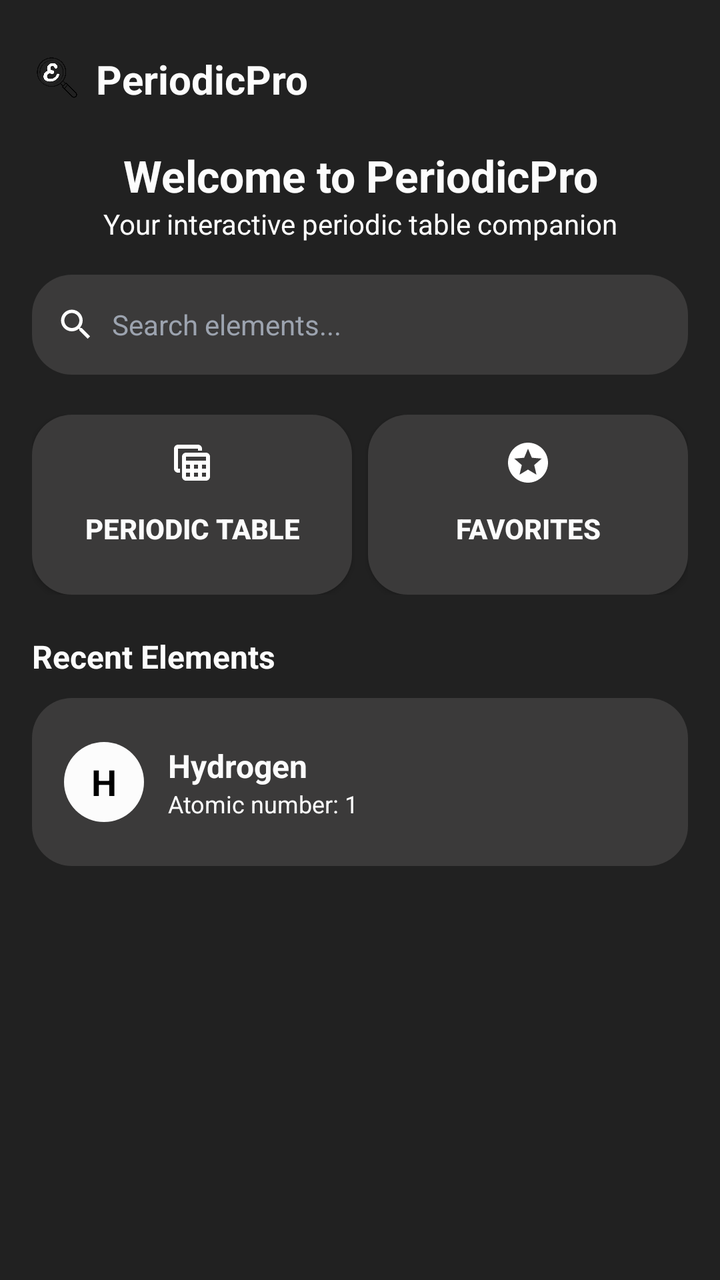
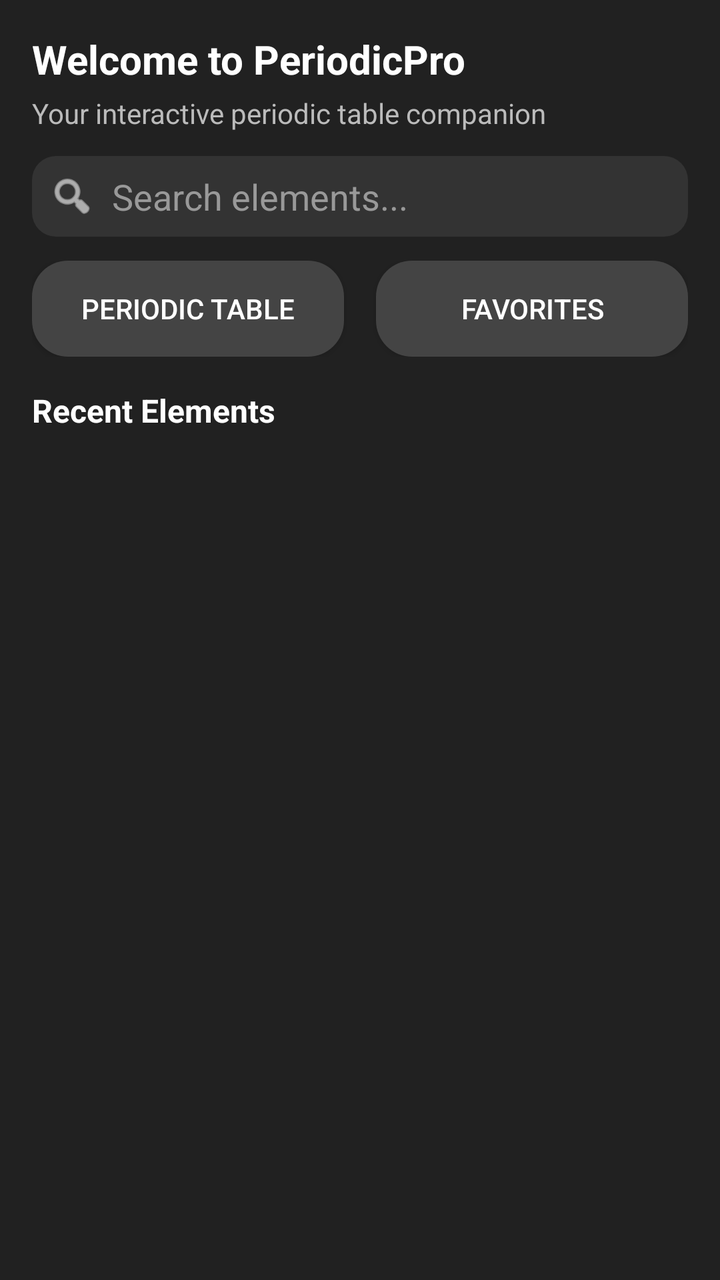

The first picture is an Android layout as it rendered before a commit; the second is the same layout after the commit. The layout source and the unified diff follow.
<!-- AndroidManifest.xml: application theme Theme.PeriodicPro -->
<!-- res/layout/activity_landing.xml -->
<?xml version="1.0" encoding="utf-8"?>
<RelativeLayout xmlns:android="http://schemas.android.com/apk/res/android"
    android:layout_width="match_parent"
    android:layout_height="match_parent"
    android:background="#212121"
    android:padding="16dp">

    
    <LinearLayout
        android:id="@+id/content_container"
        android:layout_width="match_parent"
        android:layout_height="match_parent"
        android:layout_above="@id/navigation_container"
        android:orientation="vertical">

        
        <LinearLayout
            android:layout_width="match_parent"
            android:layout_height="45dp"
            android:gravity="center_vertical"
            android:orientation="horizontal"
            android:paddingVertical="10dp">

            <ImageView
                android:layout_width="24dp"
                android:layout_height="24dp"
                android:layout_marginEnd="8dp"
                android:contentDescription="Logo"
                android:src="@drawable/logo" />

            <TextView
                android:layout_width="wrap_content"
                android:layout_height="wrap_content"
                android:text="PeriodicPro"
                android:textColor="#fcfcfc"
                android:textSize="20sp"
                android:textStyle="bold" />

            <View
                android:layout_width="match_parent"
                android:layout_height="25dp"
                android:layout_weight="1" />

        </LinearLayout>

        
        <TextView
            android:layout_width="match_parent"
            android:layout_height="wrap_content"
            android:text="Welcome to PeriodicPro"
            android:textColor="#fcfcfc"
            android:textSize="22sp"
            android:textStyle="bold"
            android:gravity="center"
            android:layout_marginTop="12dp"/>

        <TextView
            android:layout_width="match_parent"
            android:layout_height="wrap_content"
            android:text="Your interactive periodic table companion"
            android:textSize="14sp"
            android:gravity="center"
            android:textColor="#fcfcfc"
            android:layout_marginBottom="16dp"/>

        
        <LinearLayout
            android:layout_width="match_parent"
            android:layout_height="50dp"
            android:background="@drawable/rounded_form_bg"
            android:gravity="center_vertical"
            android:paddingHorizontal="12dp"
            android:layout_marginBottom="20dp">

            <ImageView
                android:id="@+id/search_icon"
                android:layout_width="20dp"
                android:layout_height="20dp"
                android:src="@drawable/ic_search"
                android:contentDescription="Search Icon"
                android:layout_marginEnd="8dp"/>

            <EditText
                android:id="@+id/edittext_search"
                android:layout_width="match_parent"
                android:layout_height="match_parent"
                android:hint="Search elements..."
                android:textSize="14sp"
                android:background="@null"
                android:imeOptions="actionSearch"
                android:inputType="text"
                android:maxLines="1"
                android:textColor="#FFFFFF"
                android:textColorHint="#9CA3AF"/>
        </LinearLayout>

        
        <LinearLayout
            android:layout_width="match_parent"
            android:layout_height="wrap_content"
            android:orientation="horizontal"
            android:gravity="center"
            android:layout_marginBottom="20dp">

            <Button
                android:id="@+id/button_pTable"
                android:layout_width="0dp"
                android:layout_weight="1"
                android:layout_height="90dp"
                android:background="@drawable/rounded_form_bg"
                android:text="Periodic Table"
                android:textSize="14sp"
                android:textStyle="bold"
                android:textColor="#fcfcfc"
                android:drawableTop="@drawable/ic_table"
                android:gravity="center"
                android:padding="12dp"
                android:layout_marginEnd="8dp"/>

            <Button
                android:id="@+id/button_favorites"
                android:layout_width="0dp"
                android:layout_weight="1"
                android:layout_height="90dp"
                android:background="@drawable/rounded_form_bg"
                android:text="Favorites"
                android:textSize="14sp"
                android:textStyle="bold"
                android:textColor="#fcfcfc"
                android:drawableTop="@drawable/ic_favorite"
                android:gravity="center"
                android:padding="12dp"/>
        </LinearLayout>


        
        <TextView
            android:layout_width="match_parent"
            android:layout_height="wrap_content"
            android:text="Recent Elements"
            android:textSize="16sp"
            android:textStyle="bold"
            android:textColor="#fcfcfc"
            android:layout_marginBottom="10dp"/>

        <LinearLayout
            android:layout_width="match_parent"
            android:layout_height="84dp"
            android:background="@drawable/rounded_form_bg"
            android:orientation="vertical"
            android:padding="16dp">

            
            <LinearLayout
                android:layout_width="match_parent"
                android:layout_height="52dp"
                android:gravity="center_vertical"
                android:orientation="horizontal">

                <TextView
                    android:layout_width="40dp"
                    android:layout_height="40dp"
                    android:background="@drawable/rounded_card_bg"
                    android:gravity="center"
                    android:text="H"
                    android:textColor="#000000"
                    android:textSize="18sp"
                    android:textStyle="bold" />

                <LinearLayout
                    android:layout_width="wrap_content"
                    android:layout_height="wrap_content"
                    android:layout_marginStart="12dp"
                    android:orientation="vertical">

                    <TextView
                        android:layout_width="wrap_content"
                        android:layout_height="wrap_content"
                        android:text="Hydrogen"
                        android:textColor="#fcfcfc"
                        android:textSize="16sp"
                        android:textStyle="bold" />

                    <TextView
                        android:layout_width="wrap_content"
                        android:layout_height="wrap_content"
                        android:text="Atomic number: 1"
                        android:textColor="#fcfcfc"
                        android:textSize="12sp" />
                </LinearLayout>
            </LinearLayout>
        </LinearLayout>
    </LinearLayout>

    
    <FrameLayout
        android:id="@+id/navigation_container"
        android:layout_width="match_parent"
        android:layout_height="wrap_content"
        android:layout_alignParentBottom="true"
        android:layout_marginTop="16dp" />
</RelativeLayout>
<!-- resources referenced by this layout -->
<resources>
  <!-- drawable ic_favorite (drawable) -->
  <vector xmlns:android="http://schemas.android.com/apk/res/android" android:height="24dp" android:tint="#FFFFFF" android:viewportHeight="24" android:viewportWidth="24" android:width="24dp">
        
      <path android:fillColor="@android:color/white" android:pathData="M11.99,2C6.47,2 2,6.48 2,12s4.47,10 9.99,10C17.52,22 22,17.52 22,12S17.52,2 11.99,2zM16.23,18L12,15.45 7.77,18l1.12,-4.81 -3.73,-3.23 4.92,-0.42L12,5l1.92,4.53 4.92,0.42 -3.73,3.23L16.23,18z"/>
      
  </vector>
  <!-- drawable ic_search (drawable) -->
  <vector xmlns:android="http://schemas.android.com/apk/res/android" android:height="24dp" android:tint="#FFFFFF" android:viewportHeight="24" android:viewportWidth="24" android:width="24dp">
        
      <path android:fillColor="@android:color/white" android:pathData="M15.5,14h-0.79l-0.28,-0.27C15.41,12.59 16,11.11 16,9.5 16,5.91 13.09,3 9.5,3S3,5.91 3,9.5 5.91,16 9.5,16c1.61,0 3.09,-0.59 4.23,-1.57l0.27,0.28v0.79l5,4.99L20.49,19l-4.99,-5zM9.5,14C7.01,14 5,11.99 5,9.5S7.01,5 9.5,5 14,7.01 14,9.5 11.99,14 9.5,14z"/>
      
  </vector>
  <!-- drawable ic_table (drawable) -->
  <vector xmlns:android="http://schemas.android.com/apk/res/android" android:height="24dp" android:tint="#FFFFFF" android:viewportHeight="24" android:viewportWidth="24" android:width="24dp">
        
      <path android:fillColor="@android:color/white" android:pathData="M19,7H9C7.9,7 7,7.9 7,9v10c0,1.1 0.9,2 2,2h10c1.1,0 2,-0.9 2,-2V9C21,7.9 20.1,7 19,7zM19,9v2H9V9H19zM13,15v-2h2v2H13zM15,17v2h-2v-2H15zM11,15H9v-2h2V15zM17,13h2v2h-2V13zM9,17h2v2H9V17zM17,19v-2h2v2H17zM6,17H5c-1.1,0 -2,-0.9 -2,-2V5c0,-1.1 0.9,-2 2,-2h10c1.1,0 2,0.9 2,2v1h-2V5H5v10h1V17z"/>
      
  </vector>
  <!-- drawable logo: png bitmap (drawable, 91512 bytes) -->
  <!-- drawable rounded_card_bg (drawable) -->
  <?xml version="1.0" encoding="utf-8"?>
  <shape xmlns:android="http://schemas.android.com/apk/res/android">
      <solid android:color="#fcfcfc"/> 
      <corners android:radius="20dp"/> 
  </shape>
  <!-- drawable rounded_form_bg (drawable) -->
  <?xml version="1.0" encoding="utf-8"?>
  <shape xmlns:android="http://schemas.android.com/apk/res/android">
      <solid android:color="#3b3a3a"/> 
      <corners android:radius="20dp"/> 
  </shape>
  <style name="Theme.PeriodicPro" parent="Theme.AppCompat.DayNight.NoActionBar">
          <item name="colorPrimary">#212121</item>
          <item name="colorPrimaryDark">#171717</item>
          <item name="colorAccent">#00796B</item>
          <item name="android:windowBackground">#212121</item>
      </style>
</resources>

<!-- the commit's change to res/layout/activity_landing.xml (unified diff, before → after) -->
@@ -1,202 +1,119 @@
 <?xml version="1.0" encoding="utf-8"?>
-<RelativeLayout xmlns:android="http://schemas.android.com/apk/res/android"
+<LinearLayout xmlns:android="http://schemas.android.com/apk/res/android"
+    android:id="@+id/main_container"
     android:layout_width="match_parent"
     android:layout_height="match_parent"
+    android:orientation="vertical"
     android:background="#212121"
     android:padding="16dp">
 
     
+    <TextView
+        android:id="@+id/text_welcome"
+        android:layout_width="wrap_content"
+        android:layout_height="wrap_content"
+        android:text="Welcome to PeriodicPro"
+        android:textColor="#ffffff"
+        android:textSize="20sp"
+        android:textStyle="bold"
+        android:layout_marginBottom="4dp"/>
+
+    <TextView
+        android:id="@+id/text_subtitle"
+        android:layout_width="wrap_content"
+        android:layout_height="wrap_content"
+        android:text="Your interactive periodic table companion"
+        android:textColor="#bbbbbb"
+        android:textSize="14sp"
+        android:layout_marginBottom="12dp"/>
+
+    
     <LinearLayout
-        android:id="@+id/content_container"
         android:layout_width="match_parent"
-        android:layout_height="match_parent"
-        android:layout_above="@id/navigation_container"
-        android:orientation="vertical">
+        android:layout_height="wrap_content"
+        android:orientation="horizontal"
+        android:background="@drawable/rounded_table_bg"
+        android:padding="8dp"
+        android:layout_marginBottom="12dp">
 
-        
+        <ImageView
+            android:id="@+id/search_icon"
+            android:layout_width="24dp"
+            android:layout_height="24dp"
+            android:src="@android:drawable/ic_menu_search"
+            android:tint="#ffffff"
+            android:layout_marginEnd="8dp"/>
+
+        <EditText
+            android:id="@+id/edittext_search"
+            android:layout_width="0dp"
+            android:layout_height="wrap_content"
+            android:layout_weight="1"
+            android:hint="Search elements..."
+            android:inputType="text"
+            android:textColor="#ffffff"
+            android:textColorHint="#999999"
+            android:background="@android:color/transparent"/>
+    </LinearLayout>
+
+    
+    <LinearLayout
+        android:layout_width="match_parent"
+        android:layout_height="wrap_content"
+        android:orientation="horizontal"
+        android:gravity="center_horizontal"
+        android:layout_marginBottom="16dp">
+
+        <Button
+            android:id="@+id/button_pTable"
+            android:layout_width="0dp"
+            android:layout_height="wrap_content"
+            android:layout_weight="1"
+            android:text="PERIODIC TABLE"
+            android:background="@drawable/categories_button_bg"
+            android:textColor="#ffffff"
+            android:layout_marginEnd="8dp"/>
+
+        <Button
+            android:id="@+id/button_favorites"
+            android:layout_width="0dp"
+            android:layout_height="wrap_content"
+            android:layout_weight="1"
+            android:text="FAVORITES"
+            android:background="@drawable/categories_button_bg"
+            android:textColor="#ffffff"
+            android:layout_marginStart="8dp"/>
+    </LinearLayout>
+
+    
+    <TextView
+        android:id="@+id/text_recent_title"
+        android:layout_width="wrap_content"
+        android:layout_height="wrap_content"
+        android:text="Recent Elements"
+        android:textColor="#ffffff"
+        android:textSize="16sp"
+        android:textStyle="bold"
+        android:layout_marginBottom="8dp"/>
+
+    
+    <ScrollView
+        android:layout_width="match_parent"
+        android:layout_height="0dp"
+        android:layout_weight="1"
+        android:fillViewport="true">
+
         <LinearLayout
-            android:layout_width="match_parent"
-            android:layout_height="45dp"
-            android:gravity="center_vertical"
-            android:orientation="horizontal"
-            android:paddingVertical="10dp">
-
-            <ImageView
-                android:layout_width="24dp"
-                android:layout_height="24dp"
-                android:layout_marginEnd="8dp"
-                android:contentDescription="Logo"
-                android:src="@drawable/logo" />
-
-            <TextView
-                android:layout_width="wrap_content"
-                android:layout_height="wrap_content"
-                android:text="PeriodicPro"
-                android:textColor="#fcfcfc"
-                android:textSize="20sp"
-                android:textStyle="bold" />
-
-            <View
-                android:layout_width="match_parent"
-                android:layout_height="25dp"
-                android:layout_weight="1" />
-
-        </LinearLayout>
-
-        
-        <TextView
+            android:id="@+id/recent_list"
             android:layout_width="match_parent"
             android:layout_height="wrap_content"
-            android:text="Welcome to PeriodicPro"
-            android:textColor="#fcfcfc"
-            android:textSize="22sp"
-            android:textStyle="bold"
-            android:gravity="center"
-            android:layout_marginTop="12dp"/>
-
-        <TextView
-            android:layout_width="match_parent"
-            android:layout_height="wrap_content"
-            android:text="Your interactive periodic table companion"
-            android:textSize="14sp"
-            android:gravity="center"
-            android:textColor="#fcfcfc"
-            android:layout_marginBottom="16dp"/>
-
-        
-        <LinearLayout
-            android:layout_width="match_parent"
-            android:layout_height="50dp"
-            android:background="@drawable/rounded_form_bg"
-            android:gravity="center_vertical"
-            android:paddingHorizontal="12dp"
-            android:layout_marginBottom="20dp">
-
-            <ImageView
-                android:id="@+id/search_icon"
-                android:layout_width="20dp"
-                android:layout_height="20dp"
-                android:src="@drawable/ic_search"
-                android:contentDescription="Search Icon"
-                android:layout_marginEnd="8dp"/>
-
-            <EditText
-                android:id="@+id/edittext_search"
-                android:layout_width="match_parent"
-                android:layout_height="match_parent"
-                android:hint="Search elements..."
-                android:textSize="14sp"
-                android:background="@null"
-                android:imeOptions="actionSearch"
-                android:inputType="text"
-                android:maxLines="1"
-                android:textColor="#FFFFFF"
-                android:textColorHint="#9CA3AF"/>
-        </LinearLayout>
-
-        
-        <LinearLayout
-            android:layout_width="match_parent"
-            android:layout_height="wrap_content"
-            android:orientation="horizontal"
-            android:gravity="center"
-            android:layout_marginBottom="20dp">
-
-            <Button
-                android:id="@+id/button_pTable"
-                android:layout_width="0dp"
-                android:layout_weight="1"
-                android:layout_height="90dp"
-                android:background="@drawable/rounded_form_bg"
-                android:text="Periodic Table"
-                android:textSize="14sp"
-                android:textStyle="bold"
-                android:textColor="#fcfcfc"
-                android:drawableTop="@drawable/ic_table"
-                android:gravity="center"
-                android:padding="12dp"
-                android:layout_marginEnd="8dp"/>
-
-            <Button
-                android:id="@+id/button_favorites"
-                android:layout_width="0dp"
-                android:layout_weight="1"
-                android:layout_height="90dp"
-                android:background="@drawable/rounded_form_bg"
-                android:text="Favorites"
-                android:textSize="14sp"
-                android:textStyle="bold"
-                android:textColor="#fcfcfc"
-                android:drawableTop="@drawable/ic_favorite"
-                android:gravity="center"
-                android:padding="12dp"/>
-        </LinearLayout>
-
-
-        
-        <TextView
-            android:layout_width="match_parent"
-            android:layout_height="wrap_content"
-            android:text="Recent Elements"
-            android:textSize="16sp"
-            android:textStyle="bold"
-            android:textColor="#fcfcfc"
-            android:layout_marginBottom="10dp"/>
-
-        <LinearLayout
-            android:layout_width="match_parent"
-            android:layout_height="84dp"
-            android:background="@drawable/rounded_form_bg"
-            android:orientation="vertical"
-            android:padding="16dp">
-
-            
-            <LinearLayout
-                android:layout_width="match_parent"
-                android:layout_height="52dp"
-                android:gravity="center_vertical"
-                android:orientation="horizontal">
-
-                <TextView
-                    android:layout_width="40dp"
-                    android:layout_height="40dp"
-                    android:background="@drawable/rounded_card_bg"
-                    android:gravity="center"
-                    android:text="H"
-                    android:textColor="#000000"
-                    android:textSize="18sp"
-                    android:textStyle="bold" />
-
-                <LinearLayout
-                    android:layout_width="wrap_content"
-                    android:layout_height="wrap_content"
-                    android:layout_marginStart="12dp"
-                    android:orientation="vertical">
-
-                    <TextView
-                        android:layout_width="wrap_content"
-                        android:layout_height="wrap_content"
-                        android:text="Hydrogen"
-                        android:textColor="#fcfcfc"
-                        android:textSize="16sp"
-                        android:textStyle="bold" />
-
-                    <TextView
-                        android:layout_width="wrap_content"
-                        android:layout_height="wrap_content"
-                        android:text="Atomic number: 1"
-                        android:textColor="#fcfcfc"
-                        android:textSize="12sp" />
-                </LinearLayout>
-            </LinearLayout>
-        </LinearLayout>
-    </LinearLayout>
+            android:orientation="vertical" />
+    </ScrollView>
 
     
     <FrameLayout
         android:id="@+id/navigation_container"
         android:layout_width="match_parent"
         android:layout_height="wrap_content"
-        android:layout_alignParentBottom="true"
-        android:layout_marginTop="16dp" />
-</RelativeLayout>
+        android:layout_marginTop="8dp"/>
+</LinearLayout>
<!-- resource entries referenced after the edit -->
@@ -1,35 +1,18 @@
 <!-- resources referenced by this layout -->
 <resources>
-  <!-- drawable ic_favorite (drawable) -->
-  <vector xmlns:android="http://schemas.android.com/apk/res/android" android:height="24dp" android:tint="#FFFFFF" android:viewportHeight="24" android:viewportWidth="24" android:width="24dp">
-        
-      <path android:fillColor="@android:color/white" android:pathData="M11.99,2C6.47,2 2,6.48 2,12s4.47,10 9.99,10C17.52,22 22,17.52 22,12S17.52,2 11.99,2zM16.23,18L12,15.45 7.77,18l1.12,-4.81 -3.73,-3.23 4.92,-0.42L12,5l1.92,4.53 4.92,0.42 -3.73,3.23L16.23,18z"/>
-      
-  </vector>
-  <!-- drawable ic_search (drawable) -->
-  <vector xmlns:android="http://schemas.android.com/apk/res/android" android:height="24dp" android:tint="#FFFFFF" android:viewportHeight="24" android:viewportWidth="24" android:width="24dp">
-        
-      <path android:fillColor="@android:color/white" android:pathData="M15.5,14h-0.79l-0.28,-0.27C15.41,12.59 16,11.11 16,9.5 16,5.91 13.09,3 9.5,3S3,5.91 3,9.5 5.91,16 9.5,16c1.61,0 3.09,-0.59 4.23,-1.57l0.27,0.28v0.79l5,4.99L20.49,19l-4.99,-5zM9.5,14C7.01,14 5,11.99 5,9.5S7.01,5 9.5,5 14,7.01 14,9.5 11.99,14 9.5,14z"/>
-      
-  </vector>
-  <!-- drawable ic_table (drawable) -->
-  <vector xmlns:android="http://schemas.android.com/apk/res/android" android:height="24dp" android:tint="#FFFFFF" android:viewportHeight="24" android:viewportWidth="24" android:width="24dp">
-        
-      <path android:fillColor="@android:color/white" android:pathData="M19,7H9C7.9,7 7,7.9 7,9v10c0,1.1 0.9,2 2,2h10c1.1,0 2,-0.9 2,-2V9C21,7.9 20.1,7 19,7zM19,9v2H9V9H19zM13,15v-2h2v2H13zM15,17v2h-2v-2H15zM11,15H9v-2h2V15zM17,13h2v2h-2V13zM9,17h2v2H9V17zM17,19v-2h2v2H17zM6,17H5c-1.1,0 -2,-0.9 -2,-2V5c0,-1.1 0.9,-2 2,-2h10c1.1,0 2,0.9 2,2v1h-2V5H5v10h1V17z"/>
-      
-  </vector>
-  <!-- drawable logo: png bitmap (drawable, 91512 bytes) -->
-  <!-- drawable rounded_card_bg (drawable) -->
+  <!-- drawable categories_button_bg (drawable) -->
   <?xml version="1.0" encoding="utf-8"?>
-  <shape xmlns:android="http://schemas.android.com/apk/res/android">
-      <solid android:color="#fcfcfc"/> 
-      <corners android:radius="20dp"/> 
+  <shape xmlns:android="http://schemas.android.com/apk/res/android"
+      android:shape="rectangle">
+      <corners android:radius="18dp" />
+      <solid android:color="#444444" />
   </shape>
-  <!-- drawable rounded_form_bg (drawable) -->
+  <!-- drawable rounded_table_bg (drawable) -->
   <?xml version="1.0" encoding="utf-8"?>
-  <shape xmlns:android="http://schemas.android.com/apk/res/android">
-      <solid android:color="#3b3a3a"/> 
-      <corners android:radius="20dp"/> 
+  <shape xmlns:android="http://schemas.android.com/apk/res/android"
+      android:shape="rectangle">
+      <corners android:radius="12dp" />
+      <solid android:color="#333333" />
   </shape>
   <style name="Theme.PeriodicPro" parent="Theme.AppCompat.DayNight.NoActionBar">
           <item name="colorPrimary">#212121</item>
